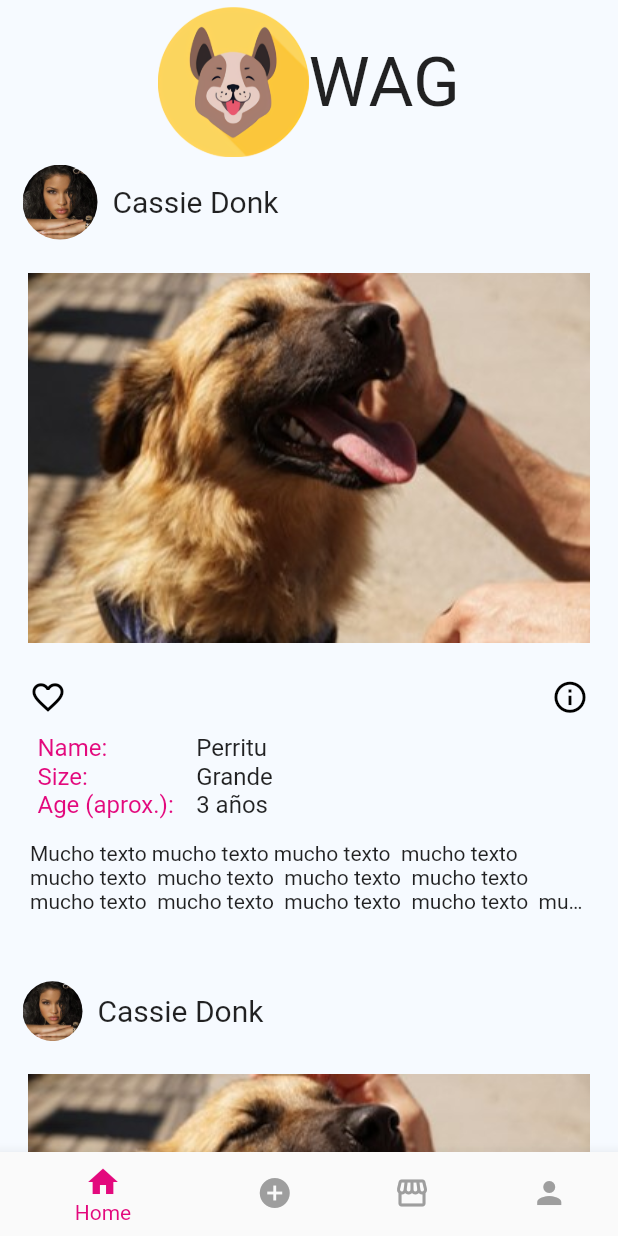
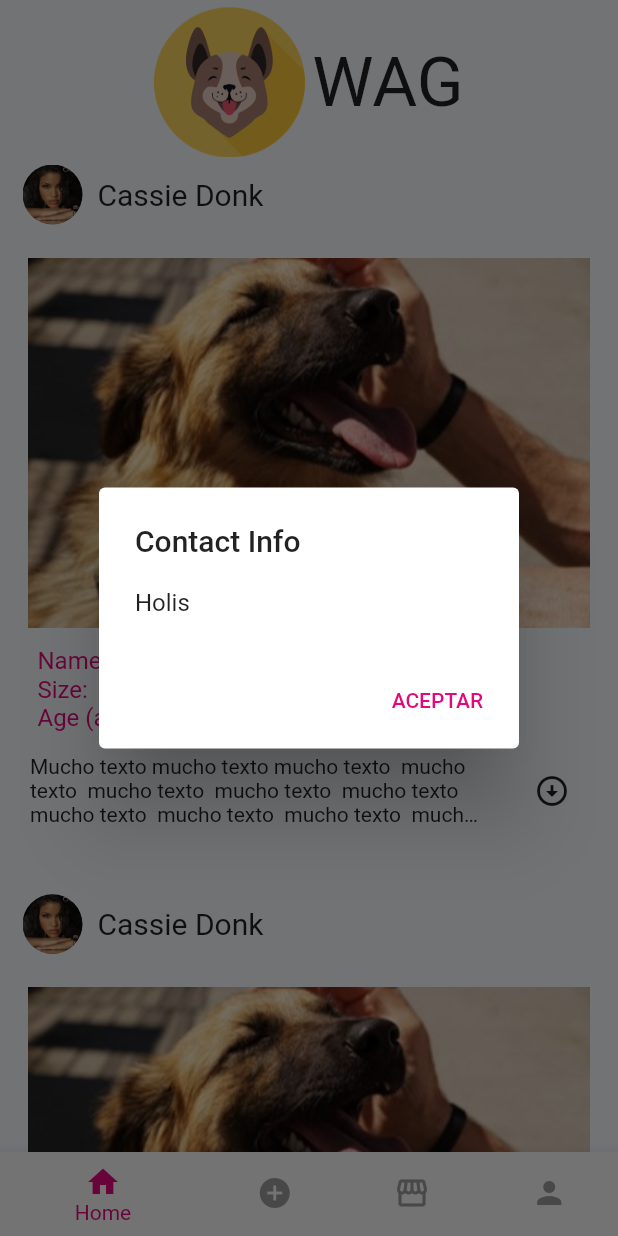
Before and after one commit to PaulinaArvizu/Wag-proyectoMoviles, a Flutter app: the HomePage screen opened directly, after a tap on the "info outline" icon, on a phone screen of 412 x 824 dp. Run offline on Flutter 3.47's test engine with Material 2 defaults, Android fonts, the phone set to English and light mode, and no system bars; our stand-ins replace bloc, cloud_firestore, equatable, firebase_auth, firebase_core, firebase_storage and 4 more; accounts and stored records are empty; generated files the repository leaves out were written again; network calls fail; Roboto replaces fonts that are missing (Poppins Bold, Poppins Regular, Poppins SemiBold); statements that could not run were skipped.

Commit message:
Cambiar ListView a ListView.builder; poner aparte el formato de post para poder llamarlo en ListView
El post ahora tiene boton para expandir texto (pendiente: poner variable booleana para cada post)
Icono de info despliega dialogo (pendiente: adornar dialogo y poner accion en el boton de 'Aceptar')

```diff
--- a/lib/home/feed.dart
+++ b/lib/home/feed.dart
@@ -1,5 +1,6 @@
 import 'package:flutter/material.dart';
 import 'package:wag_proyecto_moviles/colors.dart';
+import 'package:wag_proyecto_moviles/models/post.dart';
 
 class Feed extends StatefulWidget {
   Feed({Key key}) : super(key: key);
@@ -9,6 +10,18 @@ class Feed extends StatefulWidget {
 }
 
 class _FeedState extends State<Feed> {
+  Post _post = Post(
+    name: 'Perritu',
+    size: 'Grande',
+    imageUrl: '',
+    age: '3 años',
+    description:
+        'Mucho texto mucho texto mucho texto  mucho texto  mucho texto  mucho texto  mucho texto  mucho texto  mucho texto  mucho texto  mucho texto  mucho texto  mucho texto  mucho texto  mucho texto  mucho texto  mucho texto  mucho texto  mucho texto  mucho texto  mucho texto  mucho texto ',
+    authorID: null,
+    date: null,
+    contactInfo: 'Holis',
+  );
+
   @override
   Widget build(BuildContext context) {
     return Column(
@@ -21,6 +34,7 @@ class _FeedState extends State<Feed> {
                 "assets/images/Logo wag.png",
                 height: 100,
               ),
+              SizedBox(width: 5),
               Text(
                 "WAG",
                 style: TextStyle(
@@ -34,9 +48,21 @@ class _FeedState extends State<Feed> {
         Expanded(
           flex: 6,
           // aqui empiezan los posts
-          child: ListView(
-            children: <Widget>[
-              Container(
+          child: ListView.builder(
+            scrollDirection: Axis.vertical,
+            // padding: EdgeInsets.symmetric(horizontal: 20),
+            itemCount: 2,
+            itemBuilder: (BuildContext context, int index) {
+              return _postFormat(_post);
+            },
+          ),
+        ),
+      ],
+    );
+  }
+
+  Widget _postFormat(Post post) {
+    return Container(
       //este container es un post
       child: Column(
         crossAxisAlignment: CrossAxisAlignment.stretch,
@@ -46,8 +72,8 @@ class _FeedState extends State<Feed> {
             children: <Widget>[
               SizedBox(width: 15),
               Container(
-                          height: 50,
-                          width: 50,
+                height: 40,
+                width: 40,
                 decoration: BoxDecoration(
                   shape: BoxShape.circle,
                   image: DecorationImage(
@@ -69,28 +95,6 @@ class _FeedState extends State<Feed> {
           SizedBox(height: 10),
           SizedBox(
             child: Image.asset("assets/images/perrito feliz.jpg"),
-                    ),
-                    Row(
-                      mainAxisAlignment: MainAxisAlignment.center,
-                      children: [
-                        IconButton(
-                          icon: Icon(
-                            Icons.favorite_border,
-                            color: Colors.black,
-                            size: 25,
-                          ),
-                          onPressed: () {},
-                        ),
-                        SizedBox(width: 300),
-                        IconButton(
-                          icon: Icon(
-                            Icons.info_outline,
-                            color: Colors.black,
-                            size: 25,
-                          ),
-                          onPressed: () {},
-                        )
-                      ],
           ),
           Row(
             children: [
@@ -129,21 +133,24 @@ class _FeedState extends State<Feed> {
                 crossAxisAlignment: CrossAxisAlignment.start,
                 children: [
                   Text(
-                              "Perritu",
+                    // "Perritu",
+                    post.name ?? '',
                     style: TextStyle(
                       fontFamily: "Poppins Regular",
                       fontSize: 16,
                     ),
                   ),
                   Text(
-                              "Grande",
+                    // "Grande",
+                    post.size ?? '',
                     style: TextStyle(
                       fontFamily: "Poppins Regular",
                       fontSize: 16,
                     ),
                   ),
                   Text(
-                              "3 años",
+                    // "3 años",
+                    post.age ?? '',
                     style: TextStyle(
                       fontFamily: "Poppins Regular",
                       fontSize: 16,
@@ -151,155 +158,78 @@ class _FeedState extends State<Feed> {
                   ),
                 ],
               ),
-                      ],
-                    ),
-                    Container(
-                      padding:
-                          EdgeInsets.symmetric(horizontal: 20, vertical: 15),
-                      child: Text(
-                        "Mucho texto mucho texto mucho texto  mucho texto  mucho texto  mucho texto  mucho texto  mucho texto  mucho texto  mucho texto  mucho texto  mucho texto  mucho texto  mucho texto  mucho texto  mucho texto  mucho texto  mucho texto  mucho texto  mucho texto  mucho texto  mucho texto ",
-                        overflow: TextOverflow.ellipsis,
-                        maxLines: 3,
-                      ),
-                    ),
-                    SizedBox(height: 30),
-                  ],
-                ),
-              ),
-              Container(
-                //este container es un post
-                child: Column(
-                  crossAxisAlignment: CrossAxisAlignment.stretch,
-                  mainAxisSize: MainAxisSize.max,
-                  children: [
-                    Row(
-                      children: <Widget>[
-                        SizedBox(width: 15),
-                        Container(
-                          height: 40,
-                          width: 40,
-                          decoration: BoxDecoration(
-                            shape: BoxShape.circle,
-                            image: DecorationImage(
-                              fit: BoxFit.cover,
-                              image: AssetImage("assets/images/cassie.jpeg"),
-                            ),
-                          ),
-                        ),
-                        SizedBox(width: 10),
-                        Text(
-                          "Cassie Donk",
-                          style: TextStyle(
-                            fontFamily: "Proxima Nova Bold",
-                            fontSize: 20,
-                          ),
-                        ),
-                      ],
-                    ),
-                    SizedBox(height: 10),
-                    SizedBox(
-                      child: Image.asset("assets/images/perrito feliz.jpg"),
-                    ),
-                    Row(
-                      mainAxisAlignment: MainAxisAlignment.center,
-                      children: [
-                        IconButton(
-                          icon: Icon(
-                            Icons.favorite_border,
-                            color: Colors.black,
-                            size: 25,
-                          ),
-                          onPressed: () {},
-                        ),
-                        SizedBox(width: 300),
+              SizedBox(width: 125),
               IconButton(
                 icon: Icon(
                   Icons.info_outline,
                   color: Colors.black,
                   size: 25,
                 ),
-                          onPressed: () {},
+                onPressed: () {
+                  _openDialog(post.contactInfo);
+                },
               )
             ],
           ),
           Row(
             children: [
-                        SizedBox(width: 25),
-                        Column(
-                          crossAxisAlignment: CrossAxisAlignment.start,
-                          children: [
-                            Text(
-                              "Name:",
-                              style: TextStyle(
-                                fontFamily: "Poppins Bold",
-                                color: primary,
-                                fontSize: 16,
-                              ),
-                            ),
-                            Text(
-                              "Size:",
-                              style: TextStyle(
-                                fontFamily: "Poppins Bold",
-                                color: primary,
-                                fontSize: 16,
-                              ),
-                            ),
-                            Text(
-                              "Age (aprox.):",
-                              style: TextStyle(
-                                fontFamily: "Poppins Bold",
-                                color: primary,
-                                fontSize: 16,
-                              ),
-                            ),
-                          ],
-                        ),
-                        SizedBox(width: 15),
-                        Column(
-                          crossAxisAlignment: CrossAxisAlignment.start,
-                          children: [
-                            Text(
-                              "Perritu",
-                              style: TextStyle(
-                                fontFamily: "Poppins Regular",
-                                fontSize: 16,
-                              ),
-                            ),
-                            Text(
-                              "Grande",
-                              style: TextStyle(
-                                fontFamily: "Poppins Regular",
-                                fontSize: 16,
-                              ),
-                            ),
-                            Text(
-                              "3 años",
-                              style: TextStyle(
-                                fontFamily: "Poppins Regular",
-                                fontSize: 16,
-                              ),
-                            ),
-                          ],
-                        ),
-                      ],
-                    ),
-                    Container(
-                      padding:
-                          EdgeInsets.symmetric(horizontal: 20, vertical: 15),
-                      child: Text(
-                        "Mucho texto mucho texto mucho texto  mucho texto  mucho texto  mucho texto  mucho texto  mucho texto  mucho texto  mucho texto  mucho texto  mucho texto  mucho texto  mucho texto  mucho texto  mucho texto  mucho texto  mucho texto  mucho texto  mucho texto  mucho texto  mucho texto ",
+              Expanded(
+                child: Container(
+                  padding: EdgeInsets.symmetric(horizontal: 20, vertical: 15),
+                  //TODO: poner una variable bool para cada post
+                  child: false //expandedText
+                      ? Text(
+                          // "Mucho texto mucho texto mucho texto  mucho texto  mucho texto  mucho texto  mucho texto  mucho texto  mucho texto  mucho texto  mucho texto  mucho texto  mucho texto  mucho texto  mucho texto  mucho texto  mucho texto  mucho texto  mucho texto  mucho texto  mucho texto  mucho texto ",
+                          post.description ?? '',
+                        )
+                      : Text(
+                          // "Mucho texto mucho texto mucho texto  mucho texto  mucho texto  mucho texto  mucho texto  mucho texto  mucho texto  mucho texto  mucho texto  mucho texto  mucho texto  mucho texto  mucho texto  mucho texto  mucho texto  mucho texto  mucho texto  mucho texto  mucho texto  mucho texto ",
+                          post.description ?? '',
                           overflow: TextOverflow.ellipsis,
                           maxLines: 3,
                         ),
                 ),
+              ),
+              IconButton(
+                icon: false //expandedText
+                    ? Icon(Icons.arrow_circle_up)
+                    : Icon(Icons.arrow_circle_down),
+                onPressed: () {
+                  setState(() {
+                    // expandedText = !expandedText;
+                  });
+                },
+              ),
+              SizedBox(width: 20),
+            ],
+          ),
           SizedBox(height: 30),
         ],
       ),
+    );
+  }
+
+  _openDialog(String contactInfo) {
+    showDialog(
+      context: context,
+      builder: (_) {
+        return AlertDialog(
+          title: Text("Contact Info"),
+          content: Text(contactInfo ?? ''),
+          actions: [
+            FlatButton(
+              onPressed: () {},
+              child: Text(
+                "ACEPTAR",
+                style: TextStyle(
+                  fontFamily: 'Poppins SemiBold',
+                  color: primary,
                 ),
-            ],
               ),
             ),
           ],
         );
+      },
+    );
   }
 }
```
Lines whose indentation alone changed are shown as unchanged.
